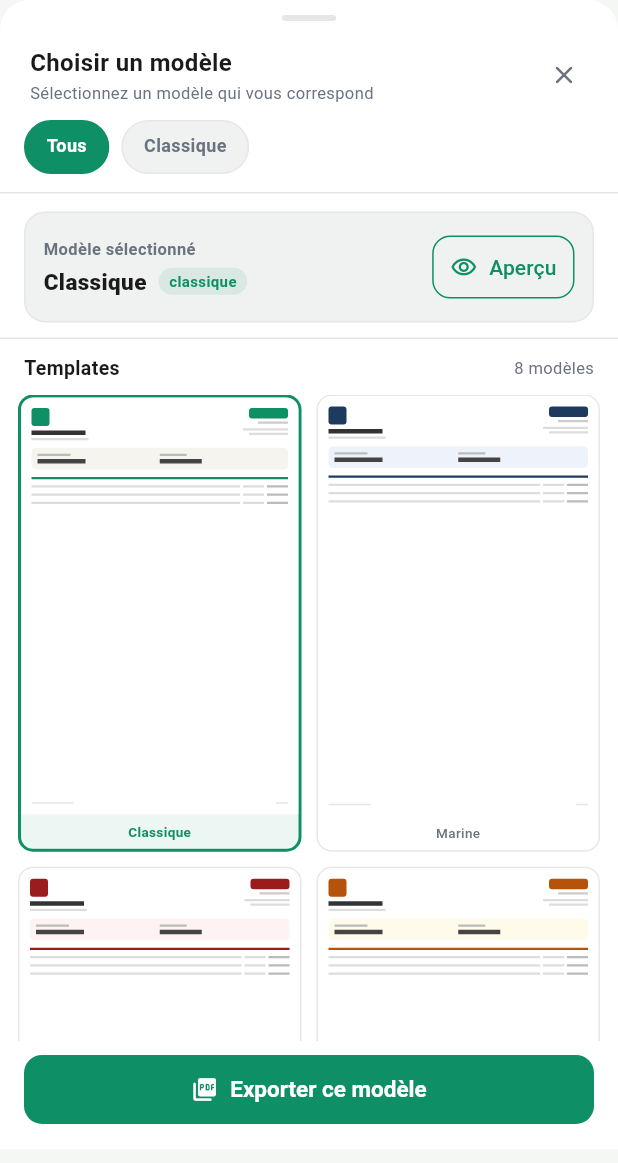
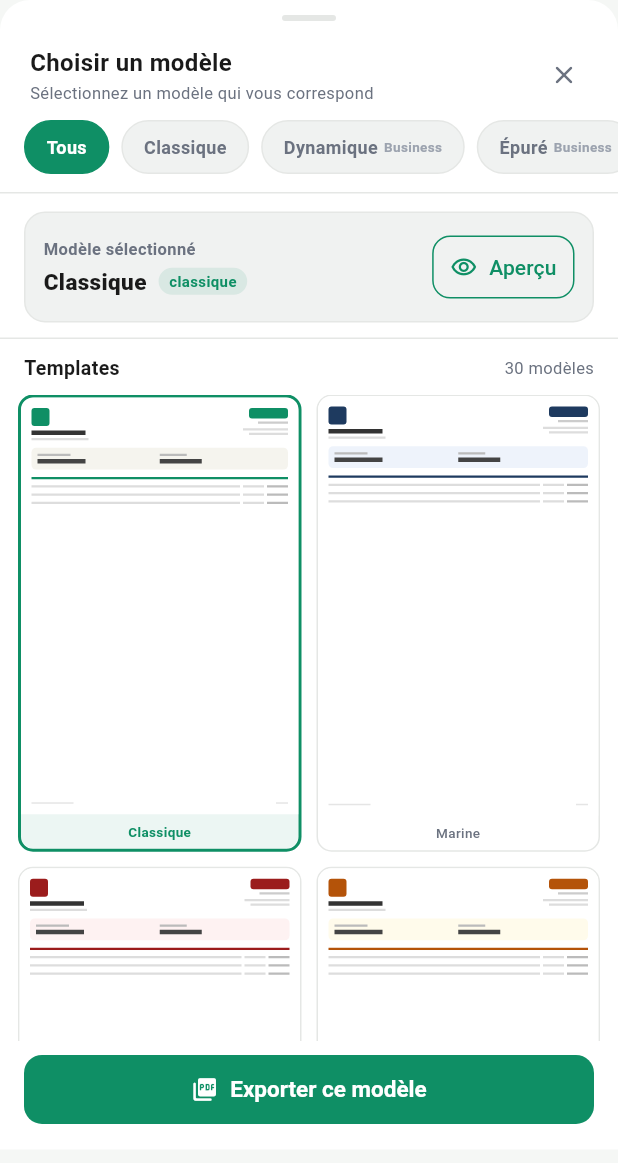
Before and after one commit to Bernadoadk/NexaPay, a Flutter app: the TemplateSelectorSheet widget shown alone on an empty page, opened directly with empty values, on a phone screen of 412 x 824 dp. Shown: the top 1163 px of the screen. Run offline on Flutter 3.47's test engine with Material 3 defaults, Android fonts, the phone set to English and light mode, and no system bars; our stand-ins replace dio, flutter_secure_storage, flutter_svg, google_sign_in, image_picker, pdf and 2 more; accounts and stored records are empty; network calls fail.

Commit message:
update commit

```diff
--- a/mobile/lib/widgets/template_selector_sheet.dart
+++ b/mobile/lib/widgets/template_selector_sheet.dart
@@ -50,21 +50,16 @@ class _TemplateSelectorSheetState extends State<TemplateSelectorSheet> {
 
   bool get _isBusiness => _currentPlan == 'BUSINESS';
 
-  List<QuoteTemplate> get _availableTemplates => _isBusiness
-      ? kQuoteTemplates
-      : kQuoteTemplates.where((t) => t.category == 'classique').toList();
-
-  List<(String, String)> get _availableCategories => _isBusiness
-      ? _categories
-      : _categories.where((c) => c.$1 == 'tous' || c.$1 == 'classique').toList();
+  bool _isTemplateLocked(QuoteTemplate tmpl) =>
+      !_isBusiness && tmpl.category != 'classique';
 
   List<QuoteTemplate> get _filtered {
-    if (_activeCategory == 'tous') return _availableTemplates;
-    return _availableTemplates.where((t) => t.category == _activeCategory).toList();
+    if (_activeCategory == 'tous') return kQuoteTemplates;
+    return kQuoteTemplates.where((t) => t.category == _activeCategory).toList();
   }
 
   QuoteTemplate get _selectedTemplate =>
-      _availableTemplates.firstWhere((t) => t.id == _selectedId, orElse: () => _availableTemplates.first);
+      kQuoteTemplates.firstWhere((t) => t.id == _selectedId, orElse: () => kQuoteTemplates.first);
 
   String get _currentPlan =>
       context.read<AuthProvider>().user?.plan ?? 'FREE';
@@ -80,6 +75,12 @@ class _TemplateSelectorSheetState extends State<TemplateSelectorSheet> {
 
   void _selectTemplate(String id) {
     if (id == _selectedId) return;
+    final tmpl = kQuoteTemplates.firstWhere((t) => t.id == id, orElse: () => kQuoteTemplates.first);
+    if (_isTemplateLocked(tmpl)) {
+      setState(() => _sendError = 'Ce modèle est réservé au plan Business');
+      return;
+    }
+    _sendError = null;
     setState(() => _selectedId = id);
   }
 
@@ -88,10 +89,11 @@ class _TemplateSelectorSheetState extends State<TemplateSelectorSheet> {
       _activeCategory = cat;
       // Si le template sélectionné n'est pas dans la catégorie, prendre le premier
       final filtered = cat == 'tous'
-          ? _availableTemplates
-          : _availableTemplates.where((t) => t.category == cat).toList();
-      if (filtered.isNotEmpty && !filtered.any((t) => t.id == _selectedId)) {
-        _selectedId = filtered.first.id;
+          ? kQuoteTemplates
+          : kQuoteTemplates.where((t) => t.category == cat).toList();
+      final unlocked = filtered.where((t) => !_isTemplateLocked(t)).toList();
+      if (unlocked.isNotEmpty && !unlocked.any((t) => t.id == _selectedId)) {
+        _selectedId = unlocked.first.id;
       }
     });
   }
@@ -232,11 +234,12 @@ class _TemplateSelectorSheetState extends State<TemplateSelectorSheet> {
             child: ListView.separated(
               scrollDirection: Axis.horizontal,
               padding: const EdgeInsets.symmetric(horizontal: 16),
-              itemCount: _availableCategories.length,
+              itemCount: _categories.length,
               separatorBuilder: (_, __) => const SizedBox(width: 8),
               itemBuilder: (_, i) {
-                final (id, label) = _availableCategories[i];
+                final (id, label) = _categories[i];
                 final active = id == _activeCategory;
+                final lockedCategory = !_isBusiness && id != 'tous' && id != 'classique';
                 return GestureDetector(
                   onTap: () => _selectCategory(id),
                   child: AnimatedContainer(
@@ -250,13 +253,29 @@ class _TemplateSelectorSheetState extends State<TemplateSelectorSheet> {
                         width: 1,
                       ),
                     ),
-                    child: Text(
+                    child: Row(
+                      mainAxisSize: MainAxisSize.min,
+                      children: [
+                        Text(
                           label,
                           style: TextStyle(
                             fontSize: 12,
                             fontWeight: FontWeight.w600,
                             color: active ? Colors.white : context.appTextMuted,
                           ),
+                        ),
+                        if (lockedCategory) ...[
+                          const SizedBox(width: 4),
+                          Text(
+                            'Business',
+                            style: TextStyle(
+                              fontSize: 9,
+                              fontWeight: FontWeight.w700,
+                              color: active ? Colors.white70 : context.appTextSubtle,
+                            ),
+                          ),
+                        ],
+                      ],
                     ),
                   ),
                 );
@@ -379,6 +398,7 @@ class _TemplateSelectorSheetState extends State<TemplateSelectorSheet> {
                     itemBuilder: (_, i) {
                       final tmpl = _filtered[i];
                       final selected = tmpl.id == _selectedId;
+                      final locked = _isTemplateLocked(tmpl);
                       return GestureDetector(
                         onTap: () => _selectTemplate(tmpl.id),
                         child: AnimatedContainer(
@@ -394,7 +414,34 @@ class _TemplateSelectorSheetState extends State<TemplateSelectorSheet> {
                             borderRadius: BorderRadius.circular(9),
                             child: Column(
                               children: [
-                                Expanded(child: _TemplateThumbnail(tmpl: tmpl)),
+                                Expanded(
+                                  child: Stack(
+                                    fit: StackFit.expand,
+                                    children: [
+                                      _TemplateThumbnail(tmpl: tmpl),
+                                      if (locked)
+                                        Container(
+                                          color: Colors.black.withOpacity(0.42),
+                                          alignment: Alignment.center,
+                                          child: Container(
+                                            padding: const EdgeInsets.symmetric(horizontal: 8, vertical: 4),
+                                            decoration: BoxDecoration(
+                                              color: Colors.white,
+                                              borderRadius: BorderRadius.circular(14),
+                                            ),
+                                            child: const Text(
+                                              'Business',
+                                              style: TextStyle(
+                                                fontSize: 10,
+                                                fontWeight: FontWeight.w800,
+                                                color: Color(0xFF14201C),
+                                              ),
+                                            ),
+                                          ),
+                                        ),
+                                    ],
+                                  ),
+                                ),
                                 Container(
                                   width: double.infinity,
                                   padding: const EdgeInsets.symmetric(vertical: 5),
@@ -407,7 +454,11 @@ class _TemplateSelectorSheetState extends State<TemplateSelectorSheet> {
                                     style: TextStyle(
                                       fontSize: 9,
                                       fontWeight: selected ? FontWeight.w700 : FontWeight.w500,
-                                      color: selected ? AppColors.primary : context.appTextMuted,
+                                      color: locked
+                                          ? context.appTextSubtle
+                                          : selected
+                                              ? AppColors.primary
+                                              : context.appTextMuted,
                                     ),
                                     overflow: TextOverflow.ellipsis,
                                   ),
```
Also changed, not shown: mobile/lib/screens/quotes/quote_detail_screen.dart (+22 -0 lines), 3 other files. Lines whose indentation alone changed are shown as unchanged.
